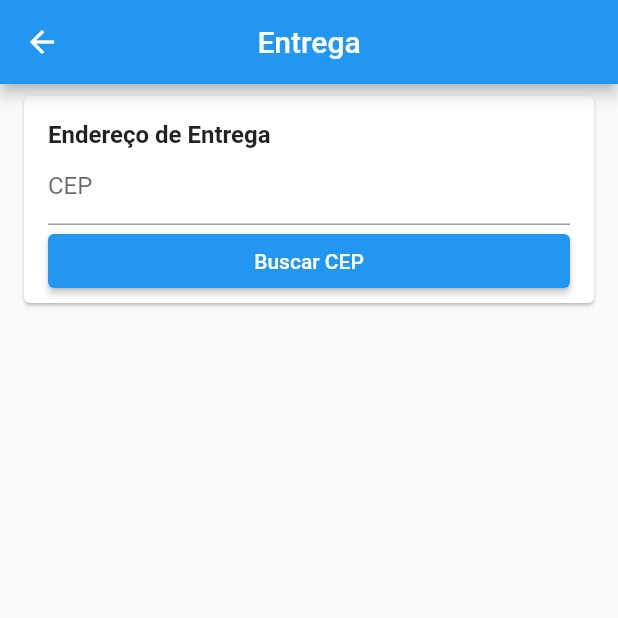
After one commit to john182/lojinha-app, a Flutter app: the AdrressPage screen opened by its route, on a phone screen of 412 x 824 dp, the top half of it. The commit adds this screen. Run offline on Flutter 3.47's test engine with Material 2 defaults, Android fonts, the phone set to English and light mode, and no system bars; our stand-ins replace carousel_slider, cloud_firestore, dio, firebase_auth, firebase_core, firebase_messaging and 5 more; missing offline and left inert: alphabet_list_scroll_view; accounts and stored records are empty.

Commit message:
add servico para cep

```diff
--- a/lib/infra/routes.dart
+++ b/lib/infra/routes.dart
@@ -1,5 +1,6 @@
 import 'package:flutter/material.dart';
 import 'package:loja_virtual/model/product.dart';
+import 'package:loja_virtual/view/page/adress/address_page.dart';
 import 'package:loja_virtual/view/page/cart/cart_page.dart';
 import 'package:loja_virtual/view/page/edit_product/edit_product_page.dart';
 import 'package:loja_virtual/view/page/product/product_page.dart';
@@ -18,6 +19,8 @@ class Routes {
         return MaterialPageRoute(builder: (_) => SingIn());
       case '/cart':
         return MaterialPageRoute(builder: (_) => CartPage());
+      case '/address':
+        return MaterialPageRoute(builder: (_) => const AdrressPage());
       case '/product':
         return MaterialPageRoute(
             builder: (_) => ProductPage(settings.arguments! as Product));
--- /dev/null
+++ b/lib/service/cep_aberto_service.dart
@@ -0,0 +1,28 @@
+import 'dart:io';
+
+import 'package:dio/dio.dart';
+
+const token = '5553ff0f583dab10b2e9e8aef36dcc88';
+
+class CepAbertoService {
+  Future<void> getAddressFromCep(String cep) async {
+    final cleanCep = cep.replaceAll('.', '').replaceAll('-', '');
+    final endpoint = "https://www.cepaberto.com/api/v3/cep?cep=$cleanCep";
+
+    final Dio dio = Dio();
+
+    dio.options.headers[HttpHeaders.authorizationHeader] = 'Token token=$token';
+
+    try {
+      final response = await dio.get<Map>(endpoint);
+
+      if (response.data!.isEmpty) {
+        return Future.error('CEP Inválido');
+      }
+
+      print(response.data);
+    } on DioError catch (e) {
+      return Future.error('Erro ao buscar CEP');
+    }
+  }
+}
--- /dev/null
+++ b/lib/view/page/adress/address_page.dart
@@ -0,0 +1,21 @@
+import 'package:flutter/material.dart';
+import 'package:loja_virtual/view/page/adress/widgets/address_card_widget.dart';
+
+class AdrressPage extends StatelessWidget {
+  const AdrressPage({Key? key}) : super(key: key);
+
+  @override
+  Widget build(BuildContext context) {
+    return Scaffold(
+      appBar: AppBar(
+        title: const Text('Entrega'),
+        centerTitle: true,
+      ),
+      body: ListView(
+        children: const [
+          AddressCardWidget(),
+        ],
+      ),
+    );
+  }
+}
--- /dev/null
+++ b/lib/view/page/adress/widgets/address_card_widget.dart
@@ -0,0 +1,30 @@
+import 'package:flutter/material.dart';
+
+import 'cep_input_field_widget.dart';
+
+class AddressCardWidget extends StatelessWidget {
+  const AddressCardWidget({Key? key}) : super(key: key);
+
+  @override
+  Widget build(BuildContext context) {
+    return Card(
+      margin: const EdgeInsets.symmetric(horizontal: 16, vertical: 8),
+      child: Padding(
+        padding: const EdgeInsets.fromLTRB(16, 16, 16, 4),
+        child: Column(
+          crossAxisAlignment: CrossAxisAlignment.start,
+          children: <Widget>[
+            const Text(
+              'Endereço de Entrega',
+              style: TextStyle(
+                fontWeight: FontWeight.w600,
+                fontSize: 16,
+              ),
+            ),
+            CepInputFieldWidget()
+          ],
+        ),
+      ),
+    );
+  }
+}
--- /dev/null
+++ b/lib/view/page/adress/widgets/cep_input_field_widget.dart
@@ -0,0 +1,27 @@
+import 'package:flutter/material.dart';
+import 'package:flutter/services.dart';
+
+class CepInputFieldWidget extends StatelessWidget {
+  @override
+  Widget build(BuildContext context) {
+    final primaryColor = Theme.of(context).primaryColor;
+
+    return Column(
+      crossAxisAlignment: CrossAxisAlignment.stretch,
+      children: <Widget>[
+        TextFormField(
+          decoration: const InputDecoration(
+              isDense: true, labelText: 'CEP', hintText: '12.345-678'),
+          inputFormatters: [
+            FilteringTextInputFormatter.allow(RegExp("[0-9]")),
+          ],
+          keyboardType: TextInputType.number,
+        ),
+        ElevatedButton(
+          onPressed: () {},
+          child: const Text('Buscar CEP'),
+        ),
+      ],
+    );
+  }
+}
--- a/lib/view/page/cart/cart_page.dart
+++ b/lib/view/page/cart/cart_page.dart
@@ -34,7 +34,9 @@ class CartPage extends StatelessWidget {
               PriceCardWidget(
                 buttonText: 'Continuar para Entrega',
                 onPressed: viewModel.isCartValid && viewModel.items.isNotEmpty
-                    ? () {}
+                    ? () {
+                        Navigator.of(context).pushNamed('/address');
+                      }
                     : null,
               ),
             ],
--- a/pubspec.yaml
+++ b/pubspec.yaml
@@ -40,6 +40,7 @@ dependencies:
   carousel_slider: ^4.0.0-nullsafety.0
   image_picker: ^0.7.4
   image_cropper: ^1.4.0
+  dio: ^4.0.0
 
 dev_dependencies:
   flutter_test:
```
Also changed, not shown: lib/data/models/cepaberto_address.dart (added, +52 -0 lines), pubspec.lock.
